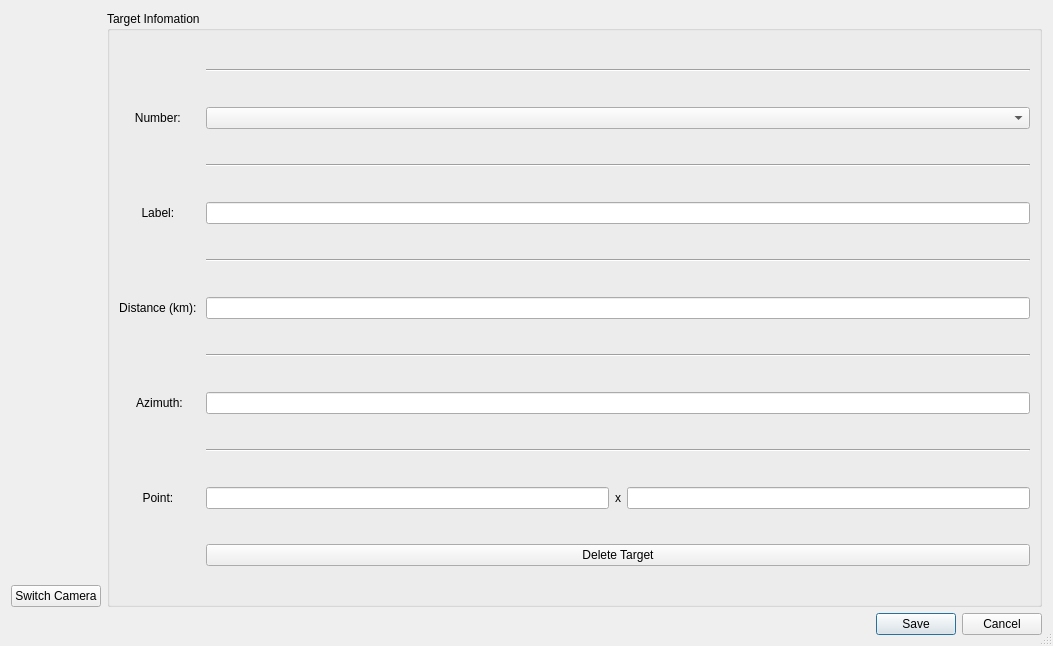
First picture: the form in js06/resources/target_view.ui, repository Oh-JongJin/js08, before the edit.
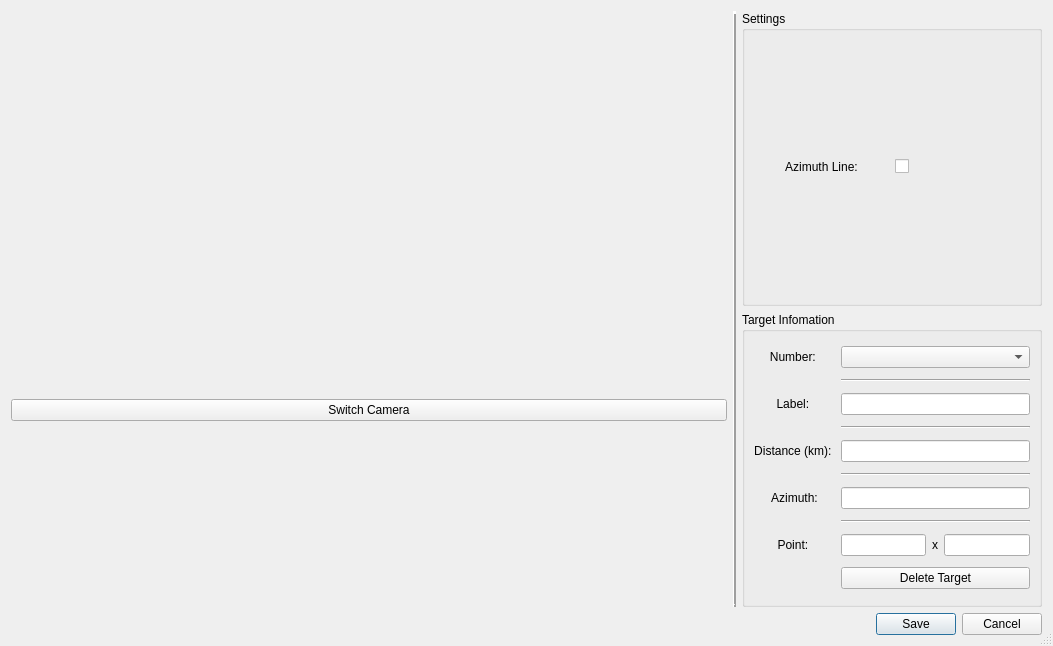
Second picture: the form after the edit.

Commit message: Add azimuth line on/off button in Target view

```diff
--- a/js06/resources/target_view.ui
+++ b/js06/resources/target_view.ui
@@ -47,11 +47,17 @@
          <item>
           <widget class="QLabel" name="image_label">
            <property name="sizePolicy">
-            <sizepolicy hsizetype="Preferred" vsizetype="Preferred">
+            <sizepolicy hsizetype="Expanding" vsizetype="Maximum">
              <horstretch>0</horstretch>
              <verstretch>0</verstretch>
             </sizepolicy>
            </property>
+           <property name="minimumSize">
+            <size>
+             <width>0</width>
+             <height>0</height>
+            </size>
+           </property>
            <property name="autoFillBackground">
             <bool>false</bool>
            </property>
@@ -76,9 +82,83 @@
         </layout>
        </item>
        <item>
+        <widget class="Line" name="line">
+         <property name="frameShadow">
+          <enum>QFrame::Raised</enum>
+         </property>
+         <property name="lineWidth">
+          <number>3</number>
+         </property>
+         <property name="orientation">
+          <enum>Qt::Vertical</enum>
+         </property>
+        </widget>
+       </item>
+       <item>
+        <layout class="QVBoxLayout" name="verticalLayout_4">
+         <item>
+          <widget class="QGroupBox" name="gridGroupBox">
+           <property name="sizePolicy">
+            <sizepolicy hsizetype="Minimum" vsizetype="Minimum">
+             <horstretch>0</horstretch>
+             <verstretch>0</verstretch>
+            </sizepolicy>
+           </property>
+           <property name="minimumSize">
+            <size>
+             <width>300</width>
+             <height>0</height>
+            </size>
+           </property>
+           <property name="maximumSize">
+            <size>
+             <width>100</width>
+             <height>16777215</height>
+            </size>
+           </property>
+           <property name="title">
+            <string>Settings</string>
+           </property>
+           <property name="alignment">
+            <set>Qt::AlignLeading|Qt::AlignLeft|Qt::AlignTop</set>
+           </property>
+           <layout class="QGridLayout" name="gridLayout_3">
+            <property name="leftMargin">
+             <number>9</number>
+            </property>
+            <property name="topMargin">
+             <number>9</number>
+            </property>
+            <property name="rightMargin">
+             <number>9</number>
+            </property>
+            <property name="bottomMargin">
+             <number>9</number>
+            </property>
+            <item row="2" column="0">
+             <widget class="QLabel" name="label_2">
+              <property name="text">
+               <string>Azimuth Line:</string>
+              </property>
+              <property name="alignment">
+               <set>Qt::AlignCenter</set>
+              </property>
+             </widget>
+            </item>
+            <item row="2" column="1">
+             <widget class="QCheckBox" name="azimuth_check">
+              <property name="text">
+               <string/>
+              </property>
+             </widget>
+            </item>
+           </layout>
+          </widget>
+         </item>
+         <item>
         <widget class="QGroupBox" name="groupBox">
          <property name="sizePolicy">
-          <sizepolicy hsizetype="Preferred" vsizetype="Preferred">
+            <sizepolicy hsizetype="Minimum" vsizetype="Minimum">
            <horstretch>0</horstretch>
            <verstretch>0</verstretch>
           </sizepolicy>
@@ -89,25 +169,72 @@
            <height>0</height>
           </size>
          </property>
+           <property name="maximumSize">
+            <size>
+             <width>100</width>
+             <height>16777215</height>
+            </size>
+           </property>
          <property name="styleSheet">
           <string notr="true"/>
          </property>
          <property name="title">
           <string>Target Infomation</string>
          </property>
+           <property name="alignment">
+            <set>Qt::AlignLeading|Qt::AlignLeft|Qt::AlignTop</set>
+           </property>
          <layout class="QGridLayout" name="gridLayout">
-          <item row="4" column="0">
-           <widget class="QLabel" name="labelLabel">
+            <item row="4" column="2">
+             <widget class="Line" name="line_3">
+              <property name="sizePolicy">
+               <sizepolicy hsizetype="Minimum" vsizetype="Fixed">
+                <horstretch>0</horstretch>
+                <verstretch>0</verstretch>
+               </sizepolicy>
+              </property>
+              <property name="orientation">
+               <enum>Qt::Horizontal</enum>
+              </property>
+             </widget>
+            </item>
+            <item row="1" column="0">
+             <widget class="QLabel" name="numberLabel">
+              <property name="sizePolicy">
+               <sizepolicy hsizetype="Minimum" vsizetype="Preferred">
+                <horstretch>0</horstretch>
+                <verstretch>0</verstretch>
+               </sizepolicy>
+              </property>
             <property name="text">
-             <string>Label: </string>
+               <string>Number: </string>
             </property>
             <property name="alignment">
              <set>Qt::AlignCenter</set>
             </property>
            </widget>
           </item>
-          <item row="6" column="0">
+            <item row="8" column="2">
+             <widget class="Line" name="line_5">
+              <property name="sizePolicy">
+               <sizepolicy hsizetype="Minimum" vsizetype="Fixed">
+                <horstretch>0</horstretch>
+                <verstretch>0</verstretch>
+               </sizepolicy>
+              </property>
+              <property name="orientation">
+               <enum>Qt::Horizontal</enum>
+              </property>
+             </widget>
+            </item>
+            <item row="5" column="0">
            <widget class="QLabel" name="distanceLabel">
+              <property name="sizePolicy">
+               <sizepolicy hsizetype="Minimum" vsizetype="Preferred">
+                <horstretch>0</horstretch>
+                <verstretch>0</verstretch>
+               </sizepolicy>
+              </property>
             <property name="text">
              <string>Distance (km): </string>
             </property>
@@ -116,11 +243,14 @@
             </property>
            </widget>
           </item>
-          <item row="8" column="2">
-           <widget class="QLineEdit" name="azimuthEdit"/>
-          </item>
-          <item row="10" column="0">
+            <item row="9" column="0">
            <widget class="QLabel" name="pointLabel">
+              <property name="sizePolicy">
+               <sizepolicy hsizetype="Minimum" vsizetype="Preferred">
+                <horstretch>0</horstretch>
+                <verstretch>0</verstretch>
+               </sizepolicy>
+              </property>
             <property name="text">
              <string>Point: </string>
             </property>
@@ -129,47 +259,42 @@
             </property>
            </widget>
           </item>
-          <item row="5" column="2">
-           <widget class="Line" name="line_3">
-            <property name="orientation">
-             <enum>Qt::Horizontal</enum>
+            <item row="1" column="2">
+             <widget class="QComboBox" name="numberCombo">
+              <property name="sizePolicy">
+               <sizepolicy hsizetype="Minimum" vsizetype="Fixed">
+                <horstretch>0</horstretch>
+                <verstretch>0</verstretch>
+               </sizepolicy>
             </property>
            </widget>
           </item>
-          <item row="6" column="2">
-           <widget class="QLineEdit" name="distanceEdit">
-            <property name="inputMask">
-             <string/>
-            </property>
-           </widget>
-          </item>
-          <item row="4" column="2">
-           <widget class="QLineEdit" name="labelEdit"/>
-          </item>
-          <item row="2" column="0">
-           <widget class="QLabel" name="numberLabel">
-            <property name="text">
-             <string>Number: </string>
-            </property>
-            <property name="alignment">
-             <set>Qt::AlignCenter</set>
-            </property>
-           </widget>
-          </item>
-          <item row="3" column="2">
+            <item row="2" column="2">
            <widget class="Line" name="line_2">
+              <property name="sizePolicy">
+               <sizepolicy hsizetype="Minimum" vsizetype="Fixed">
+                <horstretch>0</horstretch>
+                <verstretch>0</verstretch>
+               </sizepolicy>
+              </property>
             <property name="orientation">
              <enum>Qt::Horizontal</enum>
             </property>
            </widget>
           </item>
-          <item row="10" column="2">
+            <item row="9" column="2">
            <layout class="QHBoxLayout" name="horizontalLayout_2">
             <item>
              <widget class="QLineEdit" name="point_x_Edit"/>
             </item>
             <item>
              <widget class="QLabel" name="label">
+                <property name="sizePolicy">
+                 <sizepolicy hsizetype="Minimum" vsizetype="Preferred">
+                  <horstretch>0</horstretch>
+                  <verstretch>0</verstretch>
+                 </sizepolicy>
+                </property>
               <property name="text">
                <string>x</string>
               </property>
@@ -180,49 +305,101 @@
             </item>
            </layout>
           </item>
-          <item row="8" column="0">
-           <widget class="QLabel" name="azimuthLabel">
-            <property name="text">
-             <string>Azimuth:</string>
-            </property>
-            <property name="alignment">
-             <set>Qt::AlignCenter</set>
-            </property>
-           </widget>
-          </item>
-          <item row="2" column="2">
-           <widget class="QComboBox" name="numberCombo"/>
-          </item>
-          <item row="1" column="2">
-           <widget class="Line" name="line_1">
-            <property name="orientation">
-             <enum>Qt::Horizontal</enum>
-            </property>
-           </widget>
-          </item>
-          <item row="9" column="2">
-           <widget class="Line" name="line_5">
-            <property name="orientation">
-             <enum>Qt::Horizontal</enum>
-            </property>
-           </widget>
-          </item>
-          <item row="11" column="2">
+            <item row="10" column="2">
            <widget class="QPushButton" name="delete_btn">
+              <property name="sizePolicy">
+               <sizepolicy hsizetype="Minimum" vsizetype="Fixed">
+                <horstretch>0</horstretch>
+                <verstretch>0</verstretch>
+               </sizepolicy>
+              </property>
             <property name="text">
              <string>Delete Target</string>
             </property>
            </widget>
           </item>
-          <item row="7" column="2">
+            <item row="6" column="2">
            <widget class="Line" name="line_4">
+              <property name="sizePolicy">
+               <sizepolicy hsizetype="Minimum" vsizetype="Fixed">
+                <horstretch>0</horstretch>
+                <verstretch>0</verstretch>
+               </sizepolicy>
+              </property>
             <property name="orientation">
              <enum>Qt::Horizontal</enum>
             </property>
            </widget>
           </item>
-         </layout>
-        </widget>
+            <item row="3" column="0">
+             <widget class="QLabel" name="labelLabel">
+              <property name="sizePolicy">
+               <sizepolicy hsizetype="Minimum" vsizetype="Preferred">
+                <horstretch>0</horstretch>
+                <verstretch>0</verstretch>
+               </sizepolicy>
+              </property>
+              <property name="text">
+               <string>Label: </string>
+              </property>
+              <property name="alignment">
+               <set>Qt::AlignCenter</set>
+              </property>
+             </widget>
+            </item>
+            <item row="5" column="2">
+             <widget class="QLineEdit" name="distanceEdit">
+              <property name="sizePolicy">
+               <sizepolicy hsizetype="Minimum" vsizetype="Fixed">
+                <horstretch>0</horstretch>
+                <verstretch>0</verstretch>
+               </sizepolicy>
+              </property>
+              <property name="inputMask">
+               <string/>
+              </property>
+             </widget>
+            </item>
+            <item row="7" column="2">
+             <widget class="QLineEdit" name="azimuthEdit">
+              <property name="sizePolicy">
+               <sizepolicy hsizetype="Minimum" vsizetype="Fixed">
+                <horstretch>0</horstretch>
+                <verstretch>0</verstretch>
+               </sizepolicy>
+              </property>
+             </widget>
+            </item>
+            <item row="7" column="0">
+             <widget class="QLabel" name="azimuthLabel">
+              <property name="sizePolicy">
+               <sizepolicy hsizetype="Minimum" vsizetype="Preferred">
+                <horstretch>0</horstretch>
+                <verstretch>0</verstretch>
+               </sizepolicy>
+              </property>
+              <property name="text">
+               <string>Azimuth:</string>
+              </property>
+              <property name="alignment">
+               <set>Qt::AlignCenter</set>
+              </property>
+             </widget>
+            </item>
+            <item row="3" column="2">
+             <widget class="QLineEdit" name="labelEdit">
+              <property name="sizePolicy">
+               <sizepolicy hsizetype="Minimum" vsizetype="Fixed">
+                <horstretch>0</horstretch>
+                <verstretch>0</verstretch>
+               </sizepolicy>
+              </property>
+             </widget>
+            </item>
+           </layout>
+          </widget>
+         </item>
+        </layout>
        </item>
       </layout>
      </item>
```
Lines whose indentation alone changed are shown as unchanged. The commit also changes 2 other files.
